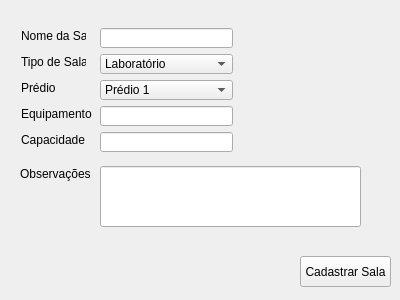
First picture: the form in App/view/ui/cadastroSalas.ui, repository Senac-SOR-ADS/Mapa-de-Sala, before the edit.
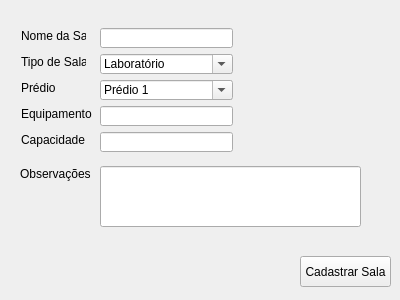
Second picture: the form after the edit.

```diff
--- a/App/view/ui/cadastroSalas.ui
+++ b/App/view/ui/cadastroSalas.ui
@@ -56,7 +56,7 @@
     </rect>
    </property>
    <property name="editable">
-    <bool>false</bool>
+    <bool>true</bool>
    </property>
    <property name="currentText">
     <string>Laboratório</string>
@@ -186,7 +186,7 @@
     </rect>
    </property>
    <property name="editable">
-    <bool>false</bool>
+    <bool>true</bool>
    </property>
    <property name="currentText">
     <string notr="true">Prédio 1</string>
```
Left out of the diff: 9 changed lines with no effect on the pictures.
